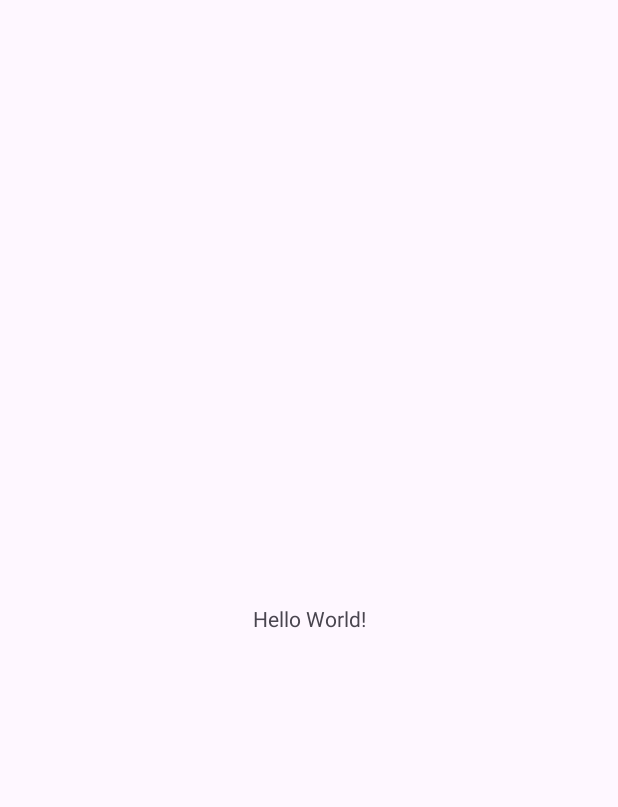
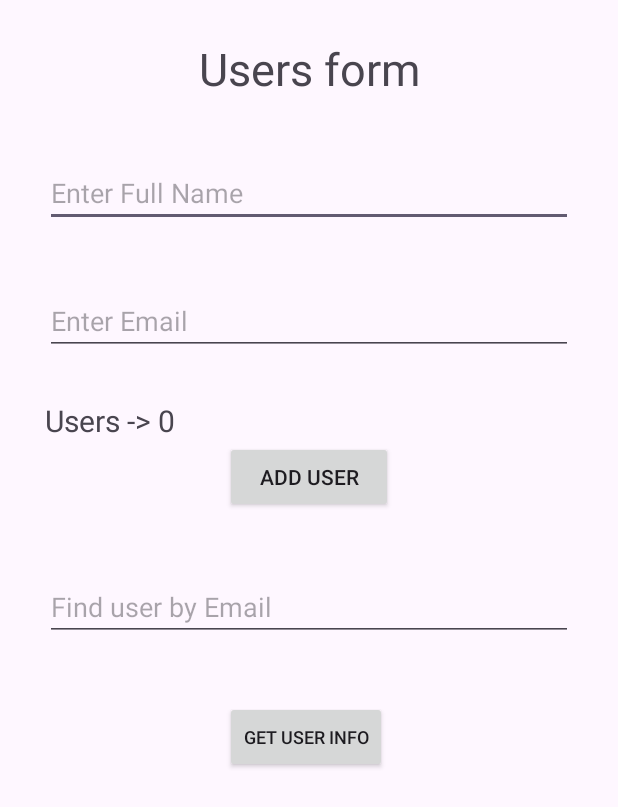
Before and after one commit to GiorgiZan/AndroidHomeworks, an Android app: the screen it shows after launch (MainActivity), on a phone screen of 412 x 824 dp. Before the commit the part shown is almost empty. Shown: the top 807 px of the screen. Run offline under Robolectric (Android 15) with nearby library versions, the phone set to English and light mode, and no system bars.

Commit message:
Third homework users form done

```diff
--- a/app/build.gradle.kts
+++ b/app/build.gradle.kts
@@ -33,6 +33,9 @@ android {
     kotlinOptions {
         jvmTarget = "1.8"
     }
+    buildFeatures {
+        viewBinding = true
+    }
 }
 
 dependencies {
--- a/app/src/main/java/com/example/androidhomeworks/MainActivity.kt
+++ b/app/src/main/java/com/example/androidhomeworks/MainActivity.kt
@@ -1,20 +1,81 @@
 package com.example.androidhomeworks
 
 import android.os.Bundle
-import androidx.activity.enableEdgeToEdge
 import androidx.appcompat.app.AppCompatActivity
-import androidx.core.view.ViewCompat
-import androidx.core.view.WindowInsetsCompat
+import com.example.androidhomeworks.databinding.ActivityMainBinding
 
 class MainActivity : AppCompatActivity() {
+    private lateinit var binding: ActivityMainBinding
+    private var usersCount: Int = 0
+    private val users = mutableMapOf<String,String>()
     override fun onCreate(savedInstanceState: Bundle?) {
         super.onCreate(savedInstanceState)
-        enableEdgeToEdge()
-        setContentView(R.layout.activity_main)
-        ViewCompat.setOnApplyWindowInsetsListener(findViewById(R.id.main)) { v, insets ->
-            val systemBars = insets.getInsets(WindowInsetsCompat.Type.systemBars())
-            v.setPadding(systemBars.left, systemBars.top, systemBars.right, systemBars.bottom)
-            insets
+        binding = ActivityMainBinding.inflate(layoutInflater)
+        setContentView(binding.root)
+
+        addUser()
+        getUserInfo()
+
+
+
+    }
+
+    private fun addUser(){
+        binding.btnAddUser.setOnClickListener{
+            if (binding.etFullName.text!!.isEmpty()){
+                binding.etFullName.error = resources.getString(R.string.full_name_empty)
+                return@setOnClickListener
+            }
+            else if(binding.etFullName.text!!.length < 7 || binding.etFullName.text!!.length > 30){
+                binding.etFullName.error = resources.getString(R.string.full_name_size_not_valid)
+                return@setOnClickListener
+            }
+            if (binding.etEmail.text!!.isEmpty()){
+                binding.etEmail.error = resources.getString(R.string.email_empty)
+                return@setOnClickListener
+            }
+            else if (!binding.etEmail.text!!.contains("@")){
+                binding.etEmail.error = resources.getString(R.string.email_not_valid)
+                return@setOnClickListener
+            }
+            else if (binding.etEmail.text!!.length < 7 || binding.etEmail.text!!.length > 35) {
+                binding.etEmail.error = resources.getString(R.string.email_length_not_valid)
+                return@setOnClickListener
+            }
+            else if (users.containsKey(binding.etEmail.text!!.toString().lowercase())){
+                binding.etEmail.error = resources.getString(R.string.email_already_exists)
+                return@setOnClickListener
+            }
+
+            users[binding.etEmail.text.toString().lowercase()] = binding.etFullName.text.toString()
+            binding.tvUserInfo.text = ""
+            usersCount++
+            binding.tvUsersCount.text = "Users -> $usersCount"
         }
     }
+
+    private fun getUserInfo(){
+        binding.btnGetUserInfo.setOnClickListener{
+            if (binding.etFindUser.text!!.isEmpty()){
+                binding.etFindUser.error = resources.getString(R.string.email_empty)
+                return@setOnClickListener
+            }
+            else if (!binding.etFindUser.text!!.contains("@")){
+                binding.etFindUser.error = resources.getString(R.string.email_not_valid)
+                return@setOnClickListener
+            }
+            else if (binding.etFindUser.text!!.length < 7 || binding.etFindUser.text!!.length > 35) {
+                binding.etFindUser.error = resources.getString(R.string.email_length_not_valid)
+                return@setOnClickListener
+            }
+            else if (!users.containsKey(binding.etFindUser.text!!.toString().lowercase())){
+                binding.tvUserInfo.text = resources.getString(R.string.user_not_found)
+                return@setOnClickListener
+            }
+            binding.tvUserInfo.text = "Full Name: ${users[binding.etFindUser.text.toString().lowercase()]}\nEmail: ${binding.etFindUser.text.toString().lowercase()} "
+        }
+    }
+
+
+
 }
--- a/app/src/main/res/layout/activity_main.xml
+++ b/app/src/main/res/layout/activity_main.xml
@@ -1,19 +1,82 @@
 <?xml version="1.0" encoding="utf-8"?>
-<androidx.constraintlayout.widget.ConstraintLayout xmlns:android="http://schemas.android.com/apk/res/android"
+<androidx.appcompat.widget.LinearLayoutCompat xmlns:android="http://schemas.android.com/apk/res/android"
     xmlns:app="http://schemas.android.com/apk/res-auto"
     xmlns:tools="http://schemas.android.com/tools"
     android:id="@+id/main"
+    android:orientation="vertical"
     android:layout_width="match_parent"
     android:layout_height="match_parent"
     tools:context=".MainActivity">
 
-    <TextView
+    <androidx.appcompat.widget.AppCompatTextView
+        android:id="@+id/tvUsersForm"
+        android:layout_width="match_parent"
+        android:layout_height="wrap_content"
+        android:text="@string/users_form"
+        android:textAlignment="center"
+        android:layout_marginTop="25dp"
+        android:textSize="30sp"/>
+
+    <androidx.appcompat.widget.AppCompatEditText
+        android:id="@+id/etFullName"
+        android:layout_width="match_parent"
+        android:layout_height="wrap_content"
+        android:layout_marginVertical="40dp"
+        android:layout_marginHorizontal="30dp"
+        android:inputType="text"
+        android:hint="@string/enter_full_name"/>
+
+    <androidx.appcompat.widget.AppCompatEditText
+        android:id="@+id/etEmail"
+        android:layout_width="match_parent"
+        android:layout_height="wrap_content"
+        android:layout_marginHorizontal="30dp"
+        android:layout_marginBottom="30dp"
+        android:inputType="textEmailAddress"
+        android:hint="@string/enter_email" />
+
+    <androidx.appcompat.widget.AppCompatTextView
+        android:id="@+id/tvUsersCount"
         android:layout_width="wrap_content"
         android:layout_height="wrap_content"
-        android:text="Hello World!"
-        app:layout_constraintBottom_toBottomOf="parent"
-        app:layout_constraintEnd_toEndOf="parent"
-        app:layout_constraintStart_toStartOf="parent"
-        app:layout_constraintTop_toTopOf="parent" />
+        android:layout_marginStart="30dp"
+        android:textSize="20sp"
+        android:text="@string/users_count"/>
 
-</androidx.constraintlayout.widget.ConstraintLayout>
+
+
+    <androidx.appcompat.widget.AppCompatButton
+        android:id="@+id/btnAddUser"
+        android:layout_width="match_parent"
+        android:layout_height="wrap_content"
+        android:layout_marginHorizontal="150dp"
+        android:text="@string/add_user"/>
+
+
+    <androidx.appcompat.widget.AppCompatEditText
+        android:id="@+id/etFindUser"
+        android:layout_width="match_parent"
+        android:layout_height="wrap_content"
+        android:layout_marginVertical="40dp"
+        android:layout_marginHorizontal="30dp"
+        android:inputType="textEmailAddress"
+        android:hint="@string/find_user_by_email"/>
+
+    <androidx.appcompat.widget.AppCompatButton
+        android:id="@+id/btnGetUserInfo"
+        android:layout_width="wrap_content"
+        android:layout_height="wrap_content"
+        android:layout_marginHorizontal="150dp"
+        android:textSize="12sp"
+        android:text="@string/get_user_info"/>
+
+    <androidx.appcompat.widget.AppCompatTextView
+        android:id="@+id/tvUserInfo"
+        android:layout_width="wrap_content"
+        android:layout_height="wrap_content"
+        android:layout_marginVertical="40dp"
+        android:layout_marginHorizontal="30dp"
+        android:textSize="20sp"/>
+
+
+</androidx.appcompat.widget.LinearLayoutCompat>
--- /dev/null
+++ b/app/src/main/res/values/error_strings.xml
@@ -0,0 +1,12 @@
+<?xml version="1.0" encoding="utf-8"?>
+<resources>
+    <string name="email_empty">Email should not be empty!</string>
+    <string name="email_not_valid">Email should contain @ symbol! </string>
+    <string name="email_length_not_valid">Email length should be more than 7 but less than 35 symbols!</string>
+    <string name="email_already_exists">User with that Email already exists! try another Email!</string>
+
+    <string name="full_name_empty">First name should not be empty!</string>
+    <string name="full_name_size_not_valid">Full name length should be more than 7 and less than 30 symbols!</string>
+
+    <string name="user_not_found">User not found</string>
+</resources>
--- a/app/src/main/res/values/strings.xml
+++ b/app/src/main/res/values/strings.xml
@@ -1,3 +1,10 @@
 <resources>
     <string name="app_name">AndroidHomeworks</string>
+    <string name="users_form">Users form</string>
+    <string name="enter_full_name">Enter Full Name</string>
+    <string name="enter_email">Enter Email</string>
+    <string name="users_count"><![CDATA[Users -> 0]]></string>
+    <string name="add_user">Add user</string>
+    <string name="get_user_info">Get user info</string>
+    <string name="find_user_by_email">Find user by Email</string>
 </resources>
```
